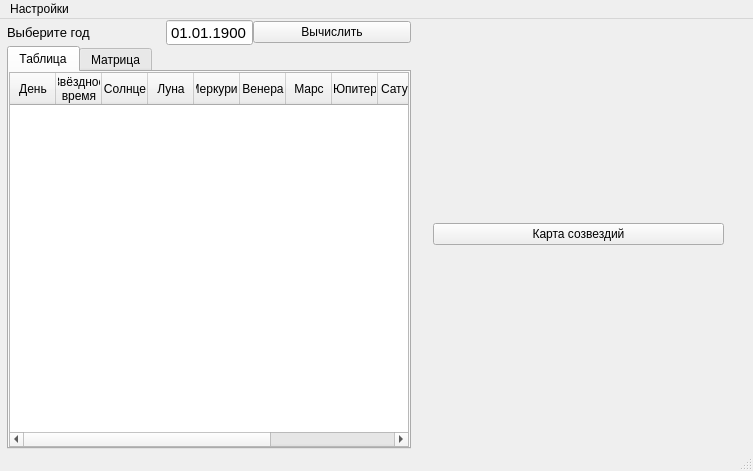
The window that mainwindow.ui (Makasinov/Space) describes before a commit, drawn with Qt 5.
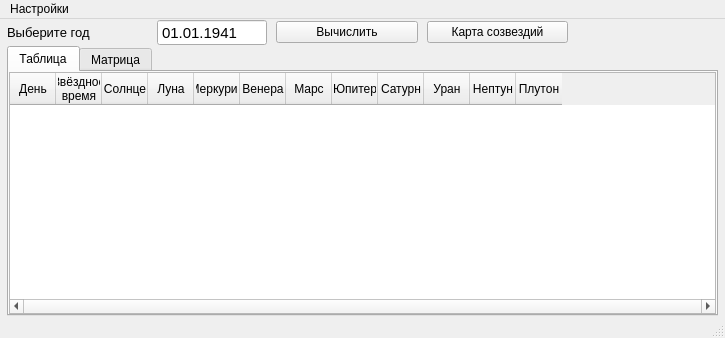
The same window after the commit.

Commit message: Карта созвездий почти готова. Нужны маленькие поправки

```diff
--- a/mainwindow.ui
+++ b/mainwindow.ui
@@ -6,8 +6,8 @@
    <rect>
     <x>0</x>
     <y>0</y>
-    <width>753</width>
-    <height>471</height>
+    <width>725</width>
+    <height>338</height>
    </rect>
   </property>
   <property name="windowTitle">
@@ -33,7 +33,7 @@
     <item>
      <widget class="QWidget" name="widget" native="true">
       <property name="sizePolicy">
-       <sizepolicy hsizetype="Preferred" vsizetype="Preferred">
+       <sizepolicy hsizetype="Expanding" vsizetype="Expanding">
         <horstretch>0</horstretch>
         <verstretch>0</verstretch>
        </sizepolicy>
@@ -51,86 +51,13 @@
        <property name="bottomMargin">
         <number>0</number>
        </property>
-       <property name="spacing">
+       <property name="horizontalSpacing">
+        <number>9</number>
+       </property>
+       <property name="verticalSpacing">
         <number>0</number>
        </property>
-       <item row="0" column="0" rowspan="2" colspan="2">
-        <widget class="QLabel" name="label">
-         <property name="sizePolicy">
-          <sizepolicy hsizetype="Preferred" vsizetype="Preferred">
-           <horstretch>0</horstretch>
-           <verstretch>0</verstretch>
-          </sizepolicy>
-         </property>
-         <property name="font">
-          <font>
-           <pointsize>10</pointsize>
-          </font>
-         </property>
-         <property name="text">
-          <string>Выберите год</string>
-         </property>
-         <property name="buddy">
-          <cstring>dateEdit</cstring>
-         </property>
-        </widget>
-       </item>
-       <item row="1" column="1">
-        <widget class="QDateEdit" name="dateEdit">
-         <property name="sizePolicy">
-          <sizepolicy hsizetype="Fixed" vsizetype="Fixed">
-           <horstretch>0</horstretch>
-           <verstretch>0</verstretch>
-          </sizepolicy>
-         </property>
-         <property name="font">
-          <font>
-           <pointsize>11</pointsize>
-          </font>
-         </property>
-         <property name="buttonSymbols">
-          <enum>QAbstractSpinBox::NoButtons</enum>
-         </property>
-         <property name="keyboardTracking">
-          <bool>true</bool>
-         </property>
-         <property name="maximumDate">
-          <date>
-           <year>2099</year>
-           <month>12</month>
-           <day>31</day>
-          </date>
-         </property>
-         <property name="minimumDate">
-          <date>
-           <year>1900</year>
-           <month>1</month>
-           <day>1</day>
-          </date>
-         </property>
-         <property name="displayFormat">
-          <string>dd.MM.yyyy</string>
-         </property>
-         <property name="calendarPopup">
-          <bool>false</bool>
-         </property>
-         <property name="date">
-          <date>
-           <year>1900</year>
-           <month>1</month>
-           <day>1</day>
-          </date>
-         </property>
-        </widget>
-       </item>
-       <item row="1" column="2">
-        <widget class="QPushButton" name="pushButton">
-         <property name="text">
-          <string>Вычислить</string>
-         </property>
-        </widget>
-       </item>
-       <item row="2" column="0" colspan="3">
+       <item row="2" column="0" colspan="5">
         <widget class="QTabWidget" name="tabWidget">
          <property name="currentIndex">
           <number>0</number>
@@ -282,47 +209,176 @@
          </widget>
         </widget>
        </item>
-      </layout>
-     </widget>
-    </item>
-    <item>
-     <widget class="QWidget" name="widget_2" native="true">
-      <property name="sizePolicy">
-       <sizepolicy hsizetype="Minimum" vsizetype="Minimum">
-        <horstretch>0</horstretch>
-        <verstretch>0</verstretch>
-       </sizepolicy>
-      </property>
-      <property name="maximumSize">
-       <size>
-        <width>400</width>
-        <height>16777215</height>
-       </size>
-      </property>
-      <layout class="QVBoxLayout" name="verticalLayout_2">
-       <item>
-        <widget class="QWidget" name="widget_3" native="true">
+       <item row="1" column="3">
+        <widget class="QPushButton" name="pushButton_2">
+         <property name="sizePolicy">
+          <sizepolicy hsizetype="Fixed" vsizetype="Fixed">
+           <horstretch>0</horstretch>
+           <verstretch>0</verstretch>
+          </sizepolicy>
+         </property>
+         <property name="minimumSize">
+          <size>
+           <width>140</width>
+           <height>0</height>
+          </size>
+         </property>
          <property name="maximumSize">
           <size>
-           <width>400</width>
+           <width>200</width>
            <height>16777215</height>
           </size>
          </property>
-         <layout class="QVBoxLayout" name="verticalLayout">
-          <item>
-           <widget class="QPushButton" name="pushButton_2">
-            <property name="maximumSize">
-             <size>
-              <width>400</width>
-              <height>16777215</height>
-             </size>
-            </property>
-            <property name="text">
-             <string>Карта созвездий</string>
-            </property>
-           </widget>
-          </item>
-         </layout>
+         <property name="text">
+          <string>Карта созвездий</string>
+         </property>
+        </widget>
+       </item>
+       <item row="1" column="1">
+        <widget class="QDateEdit" name="dateEdit">
+         <property name="sizePolicy">
+          <sizepolicy hsizetype="Fixed" vsizetype="Fixed">
+           <horstretch>0</horstretch>
+           <verstretch>0</verstretch>
+          </sizepolicy>
+         </property>
+         <property name="minimumSize">
+          <size>
+           <width>100</width>
+           <height>0</height>
+          </size>
+         </property>
+         <property name="maximumSize">
+          <size>
+           <width>110</width>
+           <height>16777215</height>
+          </size>
+         </property>
+         <property name="font">
+          <font>
+           <pointsize>11</pointsize>
+          </font>
+         </property>
+         <property name="buttonSymbols">
+          <enum>QAbstractSpinBox::NoButtons</enum>
+         </property>
+         <property name="keyboardTracking">
+          <bool>true</bool>
+         </property>
+         <property name="dateTime">
+          <datetime>
+           <hour>0</hour>
+           <minute>0</minute>
+           <second>0</second>
+           <year>1941</year>
+           <month>1</month>
+           <day>1</day>
+          </datetime>
+         </property>
+         <property name="maximumDate">
+          <date>
+           <year>2099</year>
+           <month>12</month>
+           <day>31</day>
+          </date>
+         </property>
+         <property name="minimumDate">
+          <date>
+           <year>1900</year>
+           <month>1</month>
+           <day>1</day>
+          </date>
+         </property>
+         <property name="displayFormat">
+          <string>dd.MM.yyyy</string>
+         </property>
+         <property name="calendarPopup">
+          <bool>false</bool>
+         </property>
+         <property name="date">
+          <date>
+           <year>1941</year>
+           <month>1</month>
+           <day>1</day>
+          </date>
+         </property>
+        </widget>
+       </item>
+       <item row="1" column="2">
+        <widget class="QPushButton" name="pushButton">
+         <property name="sizePolicy">
+          <sizepolicy hsizetype="Fixed" vsizetype="Fixed">
+           <horstretch>0</horstretch>
+           <verstretch>0</verstretch>
+          </sizepolicy>
+         </property>
+         <property name="minimumSize">
+          <size>
+           <width>140</width>
+           <height>0</height>
+          </size>
+         </property>
+         <property name="maximumSize">
+          <size>
+           <width>200</width>
+           <height>16777215</height>
+          </size>
+         </property>
+         <property name="text">
+          <string>Вычислить</string>
+         </property>
+         <property name="default">
+          <bool>false</bool>
+         </property>
+        </widget>
+       </item>
+       <item row="1" column="4">
+        <spacer name="horizontalSpacer_2">
+         <property name="orientation">
+          <enum>Qt::Horizontal</enum>
+         </property>
+         <property name="sizeType">
+          <enum>QSizePolicy::Minimum</enum>
+         </property>
+         <property name="sizeHint" stdset="0">
+          <size>
+           <width>40</width>
+           <height>20</height>
+          </size>
+         </property>
+        </spacer>
+       </item>
+       <item row="0" column="0" rowspan="2">
+        <widget class="QLabel" name="label">
+         <property name="sizePolicy">
+          <sizepolicy hsizetype="Preferred" vsizetype="Preferred">
+           <horstretch>0</horstretch>
+           <verstretch>0</verstretch>
+          </sizepolicy>
+         </property>
+         <property name="minimumSize">
+          <size>
+           <width>140</width>
+           <height>0</height>
+          </size>
+         </property>
+         <property name="maximumSize">
+          <size>
+           <width>150</width>
+           <height>16777215</height>
+          </size>
+         </property>
+         <property name="font">
+          <font>
+           <pointsize>10</pointsize>
+          </font>
+         </property>
+         <property name="text">
+          <string>Выберите год</string>
+         </property>
+         <property name="buddy">
+          <cstring>dateEdit</cstring>
+         </property>
         </widget>
        </item>
       </layout>
@@ -335,7 +391,7 @@
     <rect>
      <x>0</x>
      <y>0</y>
-     <width>753</width>
+     <width>725</width>
      <height>20</height>
     </rect>
    </property>
```
The commit also changes 7 other files.
